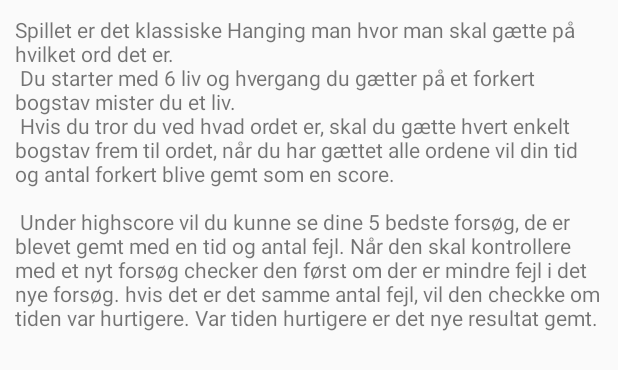
After one commit to ak5ina/GalgeLeg2, an Android app: the layout dialog_box.xml on its own in the app's theme, with its tools: preview values and no code run, on a phone screen of 412 x 824 dp. The commit adds this screen. Shown: the top 370 px of the screen. Run offline under Robolectric (Android 15) with nearby library versions, the light colour scheme and no system bars.

Commit message:
Dialog box
Indsat en dialog box med info om hvordan spille fungere

```diff
--- a/app/src/main/java/com/example/galgeleg/spillet.java
+++ b/app/src/main/java/com/example/galgeleg/spillet.java
@@ -86,6 +86,8 @@ public class spillet extends AppCompatActivity {
                     }
 
                     if (gl.erSpilletSlut()){
+
+                        //man vinder
                         if (gl.erSpilletVundet()){
                             Intent in2 = new Intent(spillet.this, gameWon.class);
                             in2.putExtra("forkert", Integer.toString(gl.getAntalForkerteBogstaver()));
@@ -108,6 +110,8 @@ public class spillet extends AppCompatActivity {
 
                             startActivity(in2);
                         }
+
+                        //man taber
                         else if (gl.erSpilletTabt()){
 
 
@@ -116,6 +120,8 @@ public class spillet extends AppCompatActivity {
                             startActivity(in_tabt);
 
                         }
+
+                        //fejl i spillet (Den lukker og går tilbage til MainActivity)
                         else {
                             text_intro.setText("fejl");
                             try {
--- a/app/src/main/res/layout/activity_main.xml
+++ b/app/src/main/res/layout/activity_main.xml
@@ -55,7 +55,7 @@
         android:id="@+id/btn_help"
         android:layout_width="150dp"
         android:layout_height="85dp"
-        android:text="Button"
+        android:text="HELP knap"
         app:layout_constraintEnd_toEndOf="@+id/btn_Start"
         app:layout_constraintStart_toStartOf="@+id/btn_Start"
         app:layout_constraintTop_toBottomOf="@+id/btn_Start" />
--- /dev/null
+++ b/app/src/main/res/layout/dialog_box.xml
@@ -0,0 +1,21 @@
+<?xml version="1.0" encoding="utf-8"?>
+<RelativeLayout
+    xmlns:android="http://schemas.android.com/apk/res/android"
+    android:layout_width="match_parent"
+    android:layout_height="wrap_content">
+
+    <TextView
+        android:id="@+id/dialog_info"
+        android:layout_width="match_parent"
+        android:layout_height="wrap_content"
+        android:padding="10dp"
+        android:text="@string/dialog_text"/>
+
+    <LinearLayout
+        android:layout_width="match_parent"
+        android:layout_height="40dp"
+        android:layout_below="@id/dialog_info">
+
+
+    </LinearLayout>
+</RelativeLayout>
--- a/app/src/main/res/values/strings.xml
+++ b/app/src/main/res/values/strings.xml
@@ -3,7 +3,14 @@
     <string name="game_start_string">Ordet du skal gætte er random valgt fra nettet!</string>
     <string name="text_won_game">TILLYKKE! du har vundet hanging doll... men kan du gøre det IGEN?!</string>
     <string name="text_lost_game">WHAT?! TABTE DU LIGE??? øhh ja det tror jeg nok... pyyyyh, prøv og hør om du kan tage 9. klasse om igen!</string>
+    <string name="dialog_text">
+        Spillet er det klassiske Hanging man hvor man skal gætte på hvilket ord det er. \n
+        Du starter med 6 liv og hvergang du gætter på et forkert bogstav mister du et liv. \n
+        Hvis du tror du ved hvad ordet er, skal du gætte hvert enkelt bogstav frem til ordet, når du har gættet alle ordene vil din tid og antal forkert blive gemt som en score. \n \n
+        Under highscore vil du kunne se dine 5 bedste forsøg, de er blevet gemt med en tid og antal fejl. Når den skal kontrollere med et nyt forsøg checker den først om der er mindre fejl i det nye forsøg.
+        hvis det er det samme antal fejl, vil den checkke om tiden var hurtigere. Var tiden hurtigere er det nye resultat gemt.
 
+    </string>
     <!--    Key values   -->
 
 
```
Also changed, not shown: app/src/main/java/com/example/galgeleg/MainActivity.java (+24 -0 lines).
